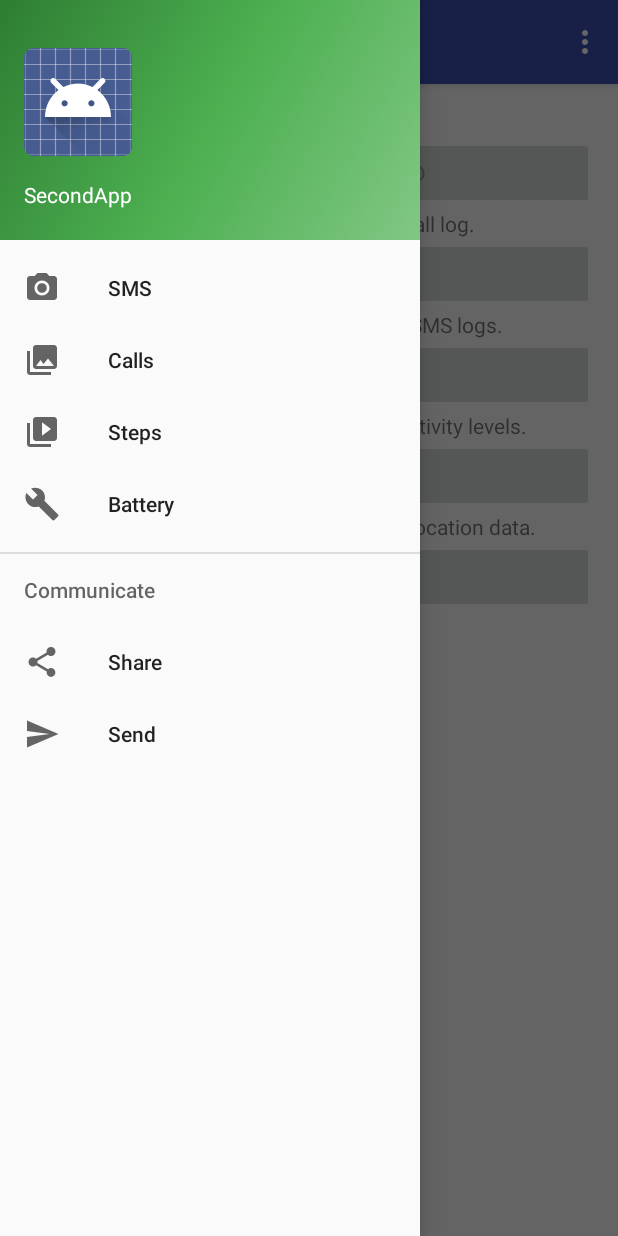
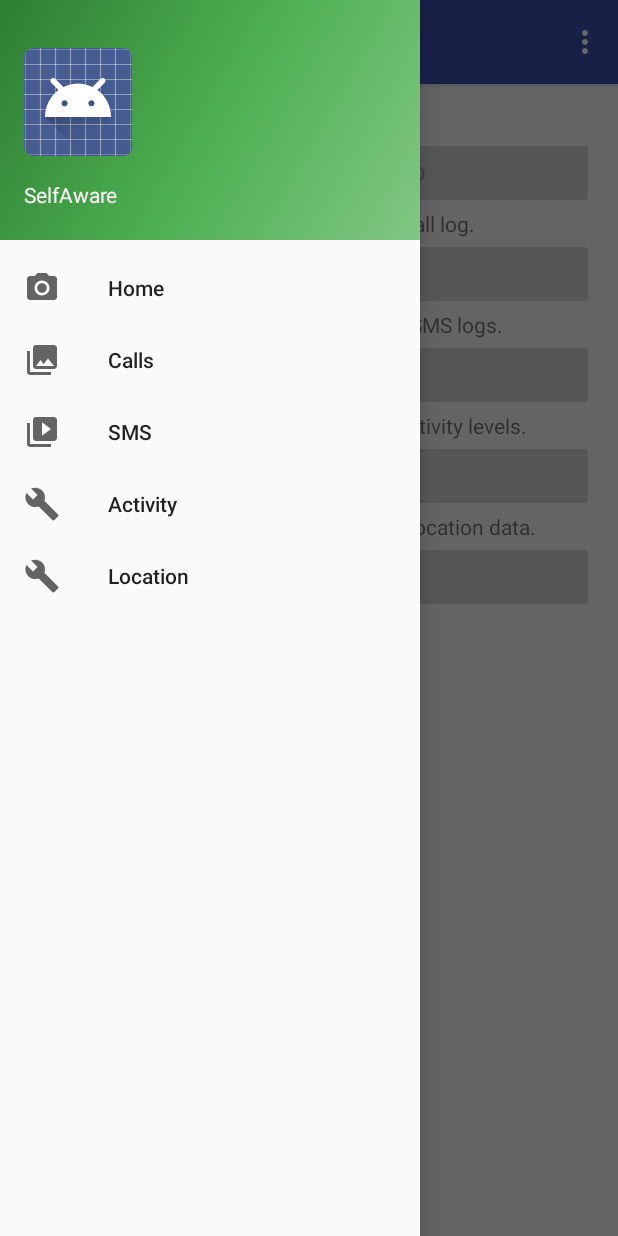
Before and after one commit to lin-ll/SelfAware, an Android app: the screen it shows after launch (MainActivity), with the side drawer open, on a phone screen of 412 x 824 dp. Run offline under Robolectric (Android 15) with nearby library versions, the phone set to English and light mode, and no system bars; libraries missing offline, so code that uses them is left out: edu.mit.media; 2 statements that could not run were skipped.

Commit message:
More scheduling and starting navdrawer

```diff
--- a/app/src/main/java/ll7/secondapp/MainActivity.java
+++ b/app/src/main/java/ll7/secondapp/MainActivity.java
@@ -228,17 +228,15 @@ public class MainActivity extends AppCompatActivity
         // Handle navigation view item clicks here.
         int id = item.getItemId();
 
-        if (id == R.id.nav_camera) {
-            // Handle the camera action
-        } else if (id == R.id.nav_gallery) {
+        if (id == R.id.nav_home) {
+            // Handle the home action
+        } else if (id == R.id.nav_calls) {
 
-        } else if (id == R.id.nav_slideshow) {
+        } else if (id == R.id.nav_sms) {
 
-        } else if (id == R.id.nav_manage) {
+        } else if (id == R.id.nav_act) {
 
-        } else if (id == R.id.nav_share) {
-
-        } else if (id == R.id.nav_send) {
+        } else if (id == R.id.nav_loc) {
 
         }
 
--- a/app/src/main/res/layout/activity_main.xml
+++ b/app/src/main/res/layout/activity_main.xml
@@ -1,5 +1,6 @@
 <?xml version="1.0" encoding="utf-8"?>
-<android.support.v4.widget.DrawerLayout xmlns:android="http://schemas.android.com/apk/res/android"
+<android.support.v4.widget.DrawerLayout
+    xmlns:android="http://schemas.android.com/apk/res/android"
     xmlns:app="http://schemas.android.com/apk/res-auto"
     xmlns:tools="http://schemas.android.com/tools"
     android:id="@+id/drawer_layout"
--- a/app/src/main/res/layout/nav_header_main.xml
+++ b/app/src/main/res/layout/nav_header_main.xml
@@ -23,13 +23,13 @@
         android:layout_width="match_parent"
         android:layout_height="wrap_content"
         android:paddingTop="@dimen/nav_header_vertical_spacing"
-        android:text="SecondApp"
+        android:text="SelfAware"
         android:textAppearance="@style/TextAppearance.AppCompat.Body1" />
 
     <TextView
         android:id="@+id/textView"
         android:layout_width="wrap_content"
         android:layout_height="wrap_content"
-        android:text="Check Sensors" />
+        android:text="Description" />
 
 </LinearLayout>
--- a/app/src/main/res/menu/activity_main_drawer.xml
+++ b/app/src/main/res/menu/activity_main_drawer.xml
@@ -3,34 +3,38 @@
 
     <group android:checkableBehavior="single">
         <item
-            android:id="@+id/nav_camera"
+            android:id="@+id/nav_home"
             android:icon="@drawable/ic_menu_camera"
-            android:title="SMS" />
+            android:title="Home" />
         <item
-            android:id="@+id/nav_gallery"
+            android:id="@+id/nav_calls"
             android:icon="@drawable/ic_menu_gallery"
             android:title="Calls" />
         <item
-            android:id="@+id/nav_slideshow"
+            android:id="@+id/nav_sms"
             android:icon="@drawable/ic_menu_slideshow"
-            android:title="Steps" />
+            android:title="SMS" />
         <item
-            android:id="@+id/nav_manage"
+            android:id="@+id/nav_act"
             android:icon="@drawable/ic_menu_manage"
-            android:title="Battery" />
+            android:title="Activity" />
+        <item
+            android:id="@+id/nav_loc"
+            android:icon="@drawable/ic_menu_manage"
+            android:title="Location" />
     </group>
 
-    <item android:title="Communicate">
-        <menu>
-            <item
-                android:id="@+id/nav_share"
-                android:icon="@drawable/ic_menu_share"
-                android:title="Share" />
-            <item
-                android:id="@+id/nav_send"
-                android:icon="@drawable/ic_menu_send"
-                android:title="Send" />
-        </menu>
-    </item>
+    <!--<item android:title="Communicate">-->
+        <!--<menu>-->
+            <!--<item-->
+                <!--android:id="@+id/nav_share"-->
+                <!--android:icon="@drawable/ic_menu_share"-->
+                <!--android:title="Share" />-->
+            <!--<item-->
+                <!--android:id="@+id/nav_send"-->
+                <!--android:icon="@drawable/ic_menu_send"-->
+                <!--android:title="Send" />-->
+        <!--</menu>-->
+    <!--</item>-->
 
 </menu>
```
